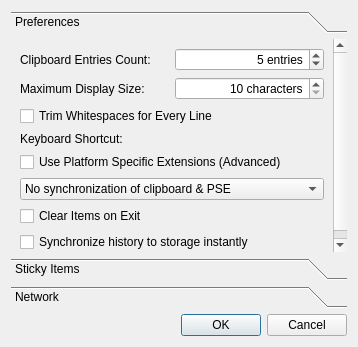
Old version of the form src/qlipperpreferencesdialog.ui in the repository pvanek/qlipper.
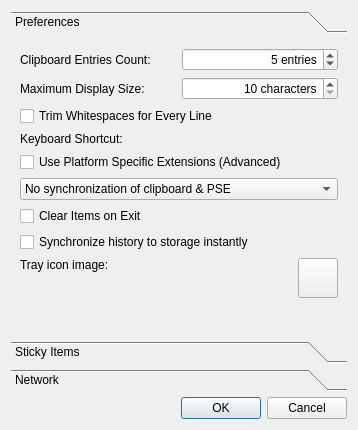
New version of the form. Custom widgets are drawn as their Qt base class.

Commit message: Add ability to change tray icon.

The edit to the form file:
```diff
--- a/src/qlipperpreferencesdialog.ui
+++ b/src/qlipperpreferencesdialog.ui
@@ -7,7 +7,7 @@
     <x>0</x>
     <y>0</y>
     <width>358</width>
-    <height>347</height>
+    <height>430</height>
    </rect>
   </property>
   <property name="windowTitle">
@@ -35,44 +35,13 @@
         <x>0</x>
         <y>0</y>
         <width>340</width>
-        <height>217</height>
+        <height>302</height>
        </rect>
       </property>
       <attribute name="label">
        <string>Preferences</string>
       </attribute>
       <layout class="QGridLayout" name="gridLayout">
-       <item row="4" column="0" colspan="2">
-        <layout class="QHBoxLayout" name="horizontalLayout">
-         <item>
-          <widget class="QLabel" name="keyboardShortcutLabel">
-           <property name="text">
-            <string>Keyboard Shortcut:</string>
-           </property>
-          </widget>
-         </item>
-         <item>
-          <widget class="QKeySequenceWidget" name="shortcutWidget" native="true">
-           <property name="toolTip">
-            <string>Change global keyboard shortcut to invoke the menu on screen</string>
-           </property>
-          </widget>
-         </item>
-        </layout>
-       </item>
-       <item row="9" column="1">
-        <spacer name="verticalSpacer">
-         <property name="orientation">
-          <enum>Qt::Vertical</enum>
-         </property>
-         <property name="sizeHint" stdset="0">
-          <size>
-           <width>20</width>
-           <height>96</height>
-          </size>
-         </property>
-        </spacer>
-       </item>
        <item row="0" column="0">
         <widget class="QLabel" name="label">
          <property name="text">
@@ -128,17 +97,7 @@
          </property>
         </widget>
        </item>
-       <item row="5" column="0" colspan="2">
-        <widget class="QCheckBox" name="platformExtensionsCheckBox">
-         <property name="toolTip">
-          <string>Use clipboard extensions (X11 Selections, OS X Find Buffer) when it's supported</string>
-         </property>
-         <property name="text">
-          <string>Use Platform Specific Extensions (Advanced)</string>
-         </property>
-        </widget>
-       </item>
-       <item row="3" column="0" colspan="2">
+       <item row="2" column="0" colspan="2">
         <widget class="QCheckBox" name="trimCheckBox">
          <property name="toolTip">
           <string>Useful for bigger text blocks copied for example from dummy terminals (minicom, etc.)</string>
@@ -148,21 +107,17 @@
          </property>
         </widget>
        </item>
-       <item row="7" column="0" colspan="2">
-        <widget class="QCheckBox" name="clearItemsOnExit">
-         <property name="text">
-          <string>Clear Items on Exit</string>
+       <item row="4" column="0" colspan="2">
+        <widget class="QCheckBox" name="platformExtensionsCheckBox">
+         <property name="toolTip">
+          <string>Use clipboard extensions (X11 Selections, OS X Find Buffer) when it's supported</string>
          </property>
-        </widget>
-       </item>
-       <item row="8" column="0" colspan="2">
-        <widget class="QCheckBox" name="synchronizeHistory">
          <property name="text">
-          <string>Synchronize history to storage instantly</string>
+          <string>Use Platform Specific Extensions (Advanced)</string>
          </property>
         </widget>
        </item>
-       <item row="6" column="0" colspan="2">
+       <item row="5" column="0" colspan="2">
         <widget class="QComboBox" name="synchronizePSE">
          <item>
           <property name="text">
@@ -181,6 +136,87 @@
          </item>
         </widget>
        </item>
+       <item row="6" column="0">
+        <widget class="QCheckBox" name="clearItemsOnExit">
+         <property name="text">
+          <string>Clear Items on Exit</string>
+         </property>
+        </widget>
+       </item>
+       <item row="7" column="0" colspan="2">
+        <widget class="QCheckBox" name="synchronizeHistory">
+         <property name="text">
+          <string>Synchronize history to storage instantly</string>
+         </property>
+        </widget>
+       </item>
+       <item row="9" column="0" colspan="2">
+        <spacer name="verticalSpacer">
+         <property name="orientation">
+          <enum>Qt::Vertical</enum>
+         </property>
+         <property name="sizeHint" stdset="0">
+          <size>
+           <width>20</width>
+           <height>96</height>
+          </size>
+         </property>
+        </spacer>
+       </item>
+       <item row="8" column="0" colspan="2">
+        <layout class="QHBoxLayout" name="horizontalLayout_2">
+         <item>
+          <widget class="QLabel" name="label_3">
+           <property name="text">
+            <string>Tray icon image:</string>
+           </property>
+           <property name="alignment">
+            <set>Qt::AlignLeading|Qt::AlignLeft|Qt::AlignTop</set>
+           </property>
+          </widget>
+         </item>
+         <item>
+          <widget class="QToolButton" name="buttonIconImage">
+           <property name="minimumSize">
+            <size>
+             <width>40</width>
+             <height>40</height>
+            </size>
+           </property>
+           <property name="text">
+            <string/>
+           </property>
+           <property name="iconSize">
+            <size>
+             <width>20</width>
+             <height>20</height>
+            </size>
+           </property>
+           <property name="popupMode">
+            <enum>QToolButton::InstantPopup</enum>
+           </property>
+          </widget>
+         </item>
+        </layout>
+       </item>
+       <item row="3" column="0" colspan="2">
+        <layout class="QHBoxLayout" name="horizontalLayout">
+         <item>
+          <widget class="QLabel" name="keyboardShortcutLabel">
+           <property name="text">
+            <string>Keyboard Shortcut:</string>
+           </property>
+          </widget>
+         </item>
+         <item>
+          <widget class="QKeySequenceWidget" name="shortcutWidget" native="true">
+           <property name="toolTip">
+            <string>Change global keyboard shortcut to invoke the menu on screen</string>
+           </property>
+          </widget>
+         </item>
+        </layout>
+       </item>
       </layout>
      </widget>
      <widget class="QWidget" name="page_2">
```
Left out of the diff: 18 changed lines with no effect on the pictures. The commit also changes 6 other files.
